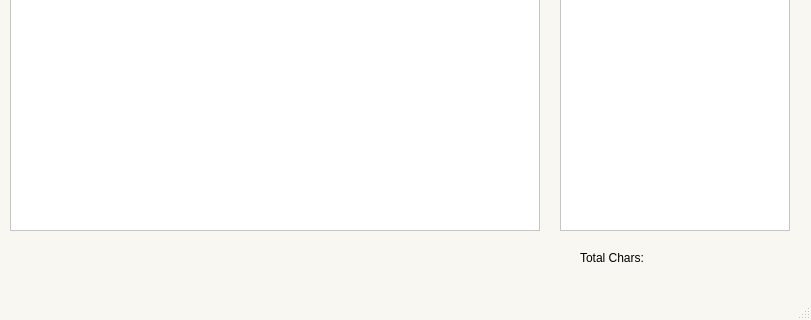
Old version of the form GUI/SymposiumGui/notepad.ui in the repository RickZack/Symposium; both pictures show x 0 to 811 and y 315 to 635 of the 811 by 635 pixel window.
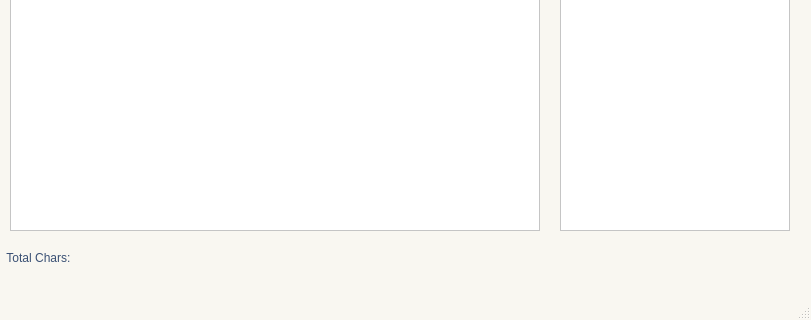
New version of the form. Icons and pictures are not drawn. Custom widgets are drawn as their Qt base class.

Diff of the .ui file:
```diff
--- a/GUI/SymposiumGui/notepad.ui
+++ b/GUI/SymposiumGui/notepad.ui
@@ -389,14 +389,18 @@
    <widget class="QLabel" name="labelChars">
     <property name="geometry">
      <rect>
-      <x>580</x>
+      <x>0</x>
       <y>520</y>
-      <width>191</width>
+      <width>801</width>
       <height>16</height>
      </rect>
     </property>
+    <property name="styleSheet">
+     <string notr="true">font: 10pt &quot;Baskerville Old Face&quot;;
+color: rgb(58, 80, 116); </string>
+    </property>
     <property name="text">
-     <string>Total Chars:</string>
+     <string>  Total Chars:</string>
     </property>
    </widget>
   </widget>
```
Left out of the diff: 2 changed lines with no effect on the pictures.
